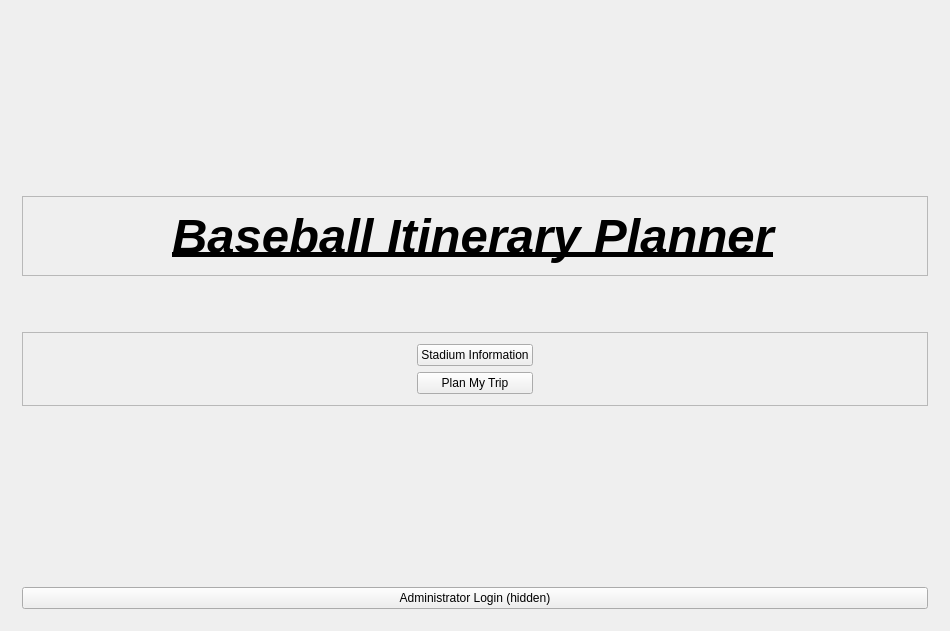
xavierliancw/Based-Itinerary, file Baseball-Itinerary-Program/primewin.ui: the form before one commit.
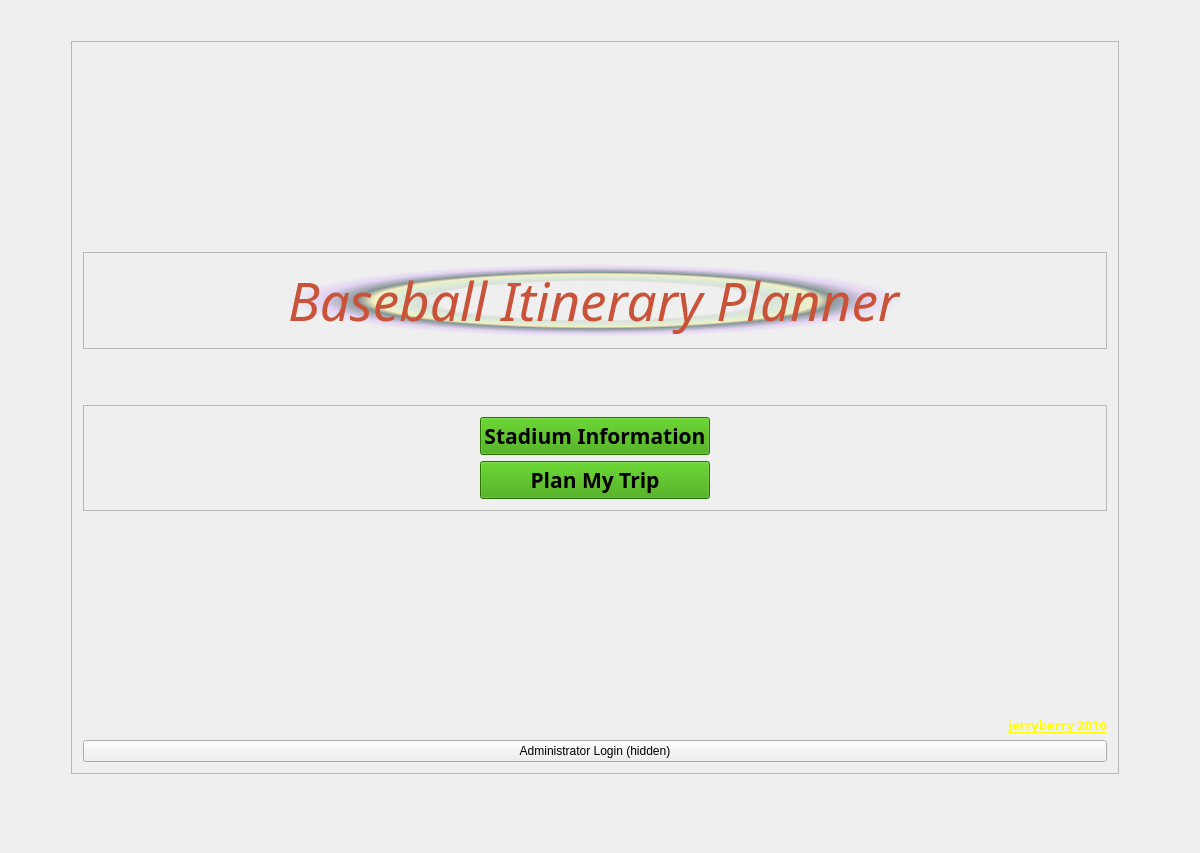
The form after the commit. The open tabs and pages were chosen to show the change.

```diff
--- a/Baseball-Itinerary-Program/primewin.ui
+++ b/Baseball-Itinerary-Program/primewin.ui
@@ -6,27 +6,51 @@
    <rect>
     <x>0</x>
     <y>0</y>
-    <width>950</width>
-    <height>631</height>
+    <width>1200</width>
+    <height>853</height>
    </rect>
   </property>
   <property name="minimumSize">
    <size>
     <width>900</width>
-    <height>0</height>
+    <height>600</height>
    </size>
   </property>
   <property name="windowTitle">
-   <string>PrimeWin</string>
+   <string>Baseball Itinerary</string>
+  </property>
+  <property name="styleSheet">
+   <string notr="true"/>
   </property>
   <widget class="QWidget" name="centralWidget">
    <layout class="QGridLayout" name="gridLayout">
     <item row="0" column="0">
      <widget class="QStackedWidget" name="stackWidg">
+      <property name="styleSheet">
+       <string notr="true"/>
+      </property>
       <property name="currentIndex">
-       <number>1</number>
+       <number>2</number>
       </property>
       <widget class="QWidget" name="start">
+       <property name="styleSheet">
+        <string notr="true"/>
+       </property>
+       <widget class="QFrame" name="frame_17">
+        <property name="geometry">
+         <rect>
+          <x>60</x>
+          <y>30</y>
+          <width>1048</width>
+          <height>733</height>
+         </rect>
+        </property>
+        <property name="frameShape">
+         <enum>QFrame::StyledPanel</enum>
+        </property>
+        <property name="frameShadow">
+         <enum>QFrame::Raised</enum>
+        </property>
        <layout class="QVBoxLayout" name="verticalLayout">
         <item>
          <spacer name="verticalSpacer">
@@ -36,7 +60,7 @@
           <property name="sizeHint" stdset="0">
            <size>
             <width>20</width>
-            <height>225</height>
+             <height>200</height>
            </size>
           </property>
          </spacer>
@@ -65,18 +89,32 @@
            </item>
            <item>
             <widget class="QLabel" name="label">
+              <property name="sizePolicy">
+               <sizepolicy hsizetype="Expanding" vsizetype="Preferred">
+                <horstretch>0</horstretch>
+                <verstretch>0</verstretch>
+               </sizepolicy>
+              </property>
              <property name="font">
               <font>
-               <pointsize>37</pointsize>
-               <weight>75</weight>
+                <family>Magneto</family>
+                <pointsize>40</pointsize>
+                <weight>9</weight>
                <italic>true</italic>
-               <bold>true</bold>
-               <underline>true</underline>
-              </font>
-             </property>
+                <bold>false</bold>
+               </font>
+              </property>
+              <property name="styleSheet">
+               <string notr="true">font: 75 italic 40pt &quot;Magneto&quot;;
+color: rgb(201, 83, 57);
+background-color: qradialgradient(spread:repeat, cx:0.5, cy:0.5, radius:0.5, fx:0.5, fy:0.5, stop:0 rgba(0, 0, 0, 0), stop:0.52 rgba(0, 0, 0, 0), stop:0.565 rgba(82, 121, 76, 33), stop:0.65 rgba(159, 235, 148, 64), stop:0.721925 rgba(255, 238, 150, 129), stop:0.77 rgba(107, 128, 128, 204), stop:0.89 rgba(191, 128, 255, 64), stop:1 rgba(0, 0, 0, 0));</string>
+              </property>
              <property name="text">
               <string>Baseball Itinerary Planner</string>
              </property>
+              <property name="wordWrap">
+               <bool>false</bool>
+              </property>
             </widget>
            </item>
            <item>
@@ -122,6 +160,17 @@
           <layout class="QGridLayout" name="gridLayout_2">
            <item row="0" column="1">
             <widget class="QPushButton" name="startInfoBt">
+              <property name="font">
+               <font>
+                <family>Magneto</family>
+                <pointsize>16</pointsize>
+                <weight>75</weight>
+                <bold>true</bold>
+               </font>
+              </property>
+              <property name="styleSheet">
+               <string notr="true">background-color: rgb(53, 161, 0);</string>
+              </property>
              <property name="text">
               <string>Stadium Information</string>
              </property>
@@ -129,6 +178,17 @@
            </item>
            <item row="1" column="1">
             <widget class="QPushButton" name="startTripBt">
+              <property name="font">
+               <font>
+                <family>Magneto</family>
+                <pointsize>16</pointsize>
+                <weight>75</weight>
+                <bold>true</bold>
+               </font>
+              </property>
+              <property name="styleSheet">
+               <string notr="true">background-color: rgb(53, 161, 0);</string>
+              </property>
              <property name="text">
               <string>Plan My Trip</string>
              </property>
@@ -197,11 +257,33 @@
           <property name="sizeHint" stdset="0">
            <size>
             <width>20</width>
-            <height>225</height>
+             <height>200</height>
            </size>
           </property>
          </spacer>
         </item>
+         <item>
+          <widget class="QLabel" name="label_6">
+           <property name="font">
+            <font>
+             <family>Magneto</family>
+             <pointsize>10</pointsize>
+             <weight>75</weight>
+             <bold>true</bold>
+             <underline>true</underline>
+            </font>
+           </property>
+           <property name="styleSheet">
+            <string notr="true">color: rgb(255, 255, 0);</string>
+           </property>
+           <property name="text">
+            <string>jerryberry 2016</string>
+           </property>
+           <property name="alignment">
+            <set>Qt::AlignRight|Qt::AlignTrailing|Qt::AlignVCenter</set>
+           </property>
+          </widget>
+         </item>
         <item>
          <widget class="QPushButton" name="adminLoginBt">
           <property name="text">
@@ -211,6 +293,7 @@
         </item>
        </layout>
       </widget>
+      </widget>
       <widget class="QWidget" name="home">
        <layout class="QHBoxLayout" name="horizontalLayout_2">
         <item>
@@ -313,8 +396,8 @@
                 </property>
                 <property name="minimumSize">
                  <size>
-                  <width>75</width>
-                  <height>75</height>
+                  <width>150</width>
+                  <height>100</height>
                  </size>
                 </property>
                 <property name="frameShape">
@@ -800,7 +883,7 @@
               <bool>false</bool>
              </property>
              <attribute name="horizontalHeaderVisible">
-              <bool>true</bool>
+              <bool>false</bool>
              </attribute>
              <attribute name="horizontalHeaderHighlightSections">
               <bool>false</bool>
```
Lines whose indentation alone changed are shown as unchanged.
